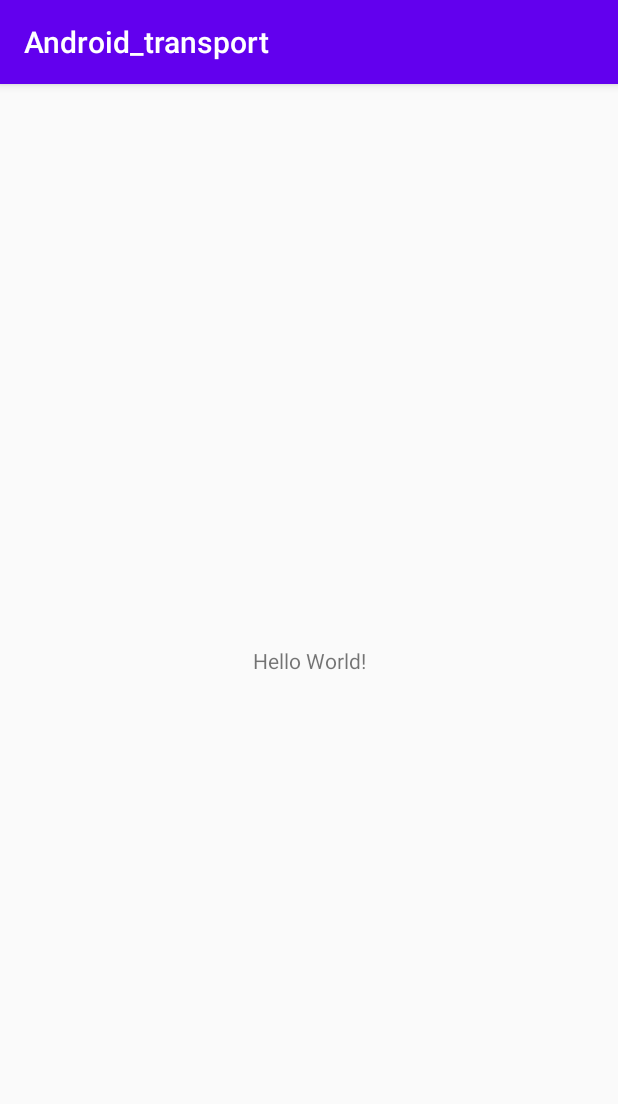
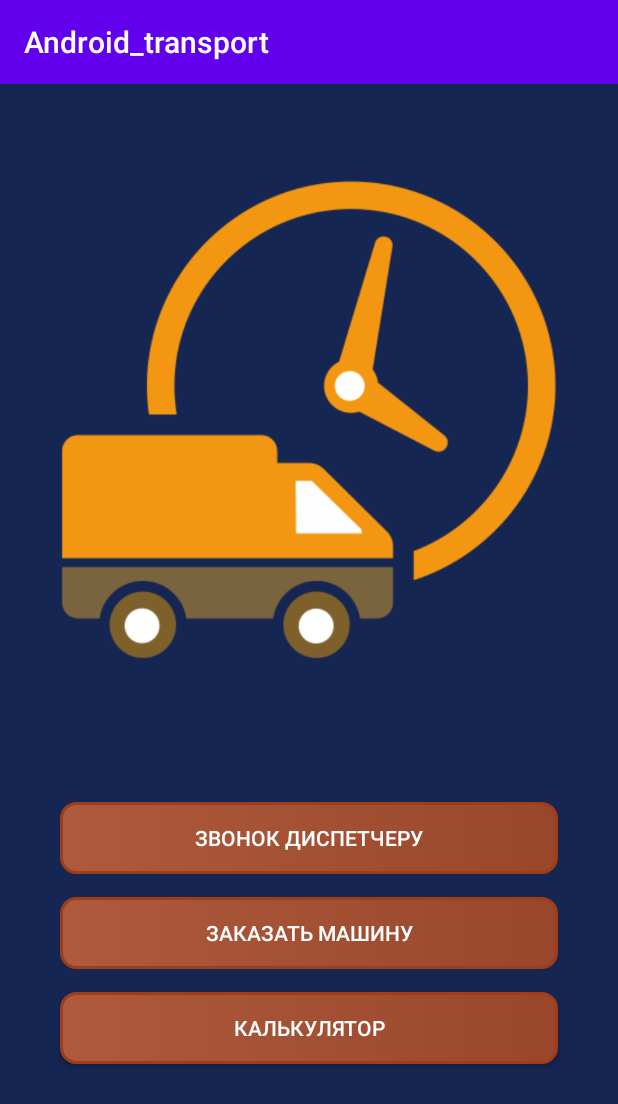
Before and after one commit to where-kyfat/Android_transport, an Android app: the screen it shows after launch (MainActivity), on a phone screen of 412 x 824 dp. Shown: the top 1104 px of the screen. Run offline under Robolectric (Android 15) with nearby library versions, the phone set to English and light mode, and no system bars.

Commit message:
MainScreenInterface

```diff
--- /dev/null
+++ b/app/src/main/res/drawable/button.xml
@@ -0,0 +1,24 @@
+<?xml version="1.0" encoding="utf-8"?>
+<selector xmlns:android="http://schemas.android.com/apk/res/android">
+    <item android:state_pressed="true" >
+        <shape android:shape="rectangle"  >
+            <corners android:radius="10dip" />
+            <stroke android:width="3dip" android:color="#9e3d1c" />
+            <gradient android:angle="180" android:startColor="#99462a" android:endColor="#af5a3d" />
+        </shape>
+    </item>
+    <item android:state_focused="true">
+        <shape android:shape="rectangle"  >
+            <corners android:radius="10dip" />
+            <stroke android:width="3dip" android:color="#9e3d1c" />
+            <gradient android:angle="180" android:startColor="#99462a" android:endColor="#af5a3d" />
+        </shape>
+    </item>
+    <item>
+        <shape android:shape="rectangle"  >
+            <corners android:radius="10dip" />
+            <stroke android:width="2dip" android:color="#9e3d1c" />
+            <gradient android:angle="180" android:startColor="#99462a" android:endColor="#af5a3d" />
+        </shape>
+    </item>
+</selector>
--- a/app/src/main/res/layout/activity_main.xml
+++ b/app/src/main/res/layout/activity_main.xml
@@ -4,15 +4,60 @@
     xmlns:tools="http://schemas.android.com/tools"
     android:layout_width="match_parent"
     android:layout_height="match_parent"
+    android:background="@color/colorMainBackground"
     tools:context=".MainActivity">
 
-    <TextView
-        android:layout_width="wrap_content"
-        android:layout_height="wrap_content"
-        android:text="Hello World!"
-        app:layout_constraintBottom_toBottomOf="parent"
-        app:layout_constraintLeft_toLeftOf="parent"
-        app:layout_constraintRight_toRightOf="parent"
-        app:layout_constraintTop_toTopOf="parent" />
 
+    <LinearLayout
+        android:layout_width="match_parent"
+        android:layout_height="match_parent"
+        android:orientation="vertical">
+
+        <ImageView
+            android:id="@+id/imageView1"
+            android:layout_width="match_parent"
+            android:layout_height="463dp"
+            android:contentDescription="TransportCar"
+            android:paddingLeft="15sp"
+            android:paddingRight="15sp"
+            android:paddingBottom="15sp"
+            android:layout_marginBottom="15sp"
+            app:srcCompat="@drawable/main_menu_transport_car" />
+
+        <Button
+            android:id="@+id/buttonCall"
+            android:layout_width="match_parent"
+            android:layout_height="wrap_content"
+            android:padding="10sp"
+            android:layout_marginLeft="40sp"
+            android:layout_marginRight="40sp"
+            android:background="@drawable/button"
+            android:text="Звонок диспетчеру"
+            android:textColor="@color/white" />
+
+        <Button
+            android:id="@+id/buttonOrder"
+            android:layout_width="match_parent"
+            android:layout_height="wrap_content"
+            android:layout_marginTop="15sp"
+            android:padding="10sp"
+            android:layout_marginLeft="40sp"
+            android:layout_marginRight="40sp"
+            android:background="@drawable/button"
+            android:text="Заказать машину"
+            android:textColor="@color/white" />
+
+        <Button
+            android:id="@+id/buttonCalc"
+            android:layout_width="match_parent"
+            android:layout_height="wrap_content"
+            android:layout_marginBottom="40sp"
+            android:layout_marginTop="15sp"
+            android:layout_marginLeft="40sp"
+            android:layout_marginRight="40sp"
+            android:background="@drawable/button"
+            android:padding="10sp"
+            android:text="Калькулятор"
+            android:textColor="@color/white" />
+    </LinearLayout>
 </androidx.constraintlayout.widget.ConstraintLayout>
--- a/app/src/main/res/values/colors.xml
+++ b/app/src/main/res/values/colors.xml
@@ -3,4 +3,6 @@
     <color name="colorPrimary">#6200EE</color>
     <color name="colorPrimaryDark">#3700B3</color>
     <color name="colorAccent">#03DAC5</color>
+    <color name="colorMainBackground">#162652</color>
+    <color name="white">#ffff</color>
 </resources>
--- a/app/src/main/res/values/strings.xml
+++ b/app/src/main/res/values/strings.xml
@@ -1,3 +1,6 @@
 <resources>
     <string name="app_name">Android_transport</string>
+    <string name="button">Button</string>
+    <string name="button">Button</string>
+    <string name="button">Button</string>
 </resources>
```
Also changed, not shown: app/src/main/res/drawable/main_menu_transport_car.png (added).
